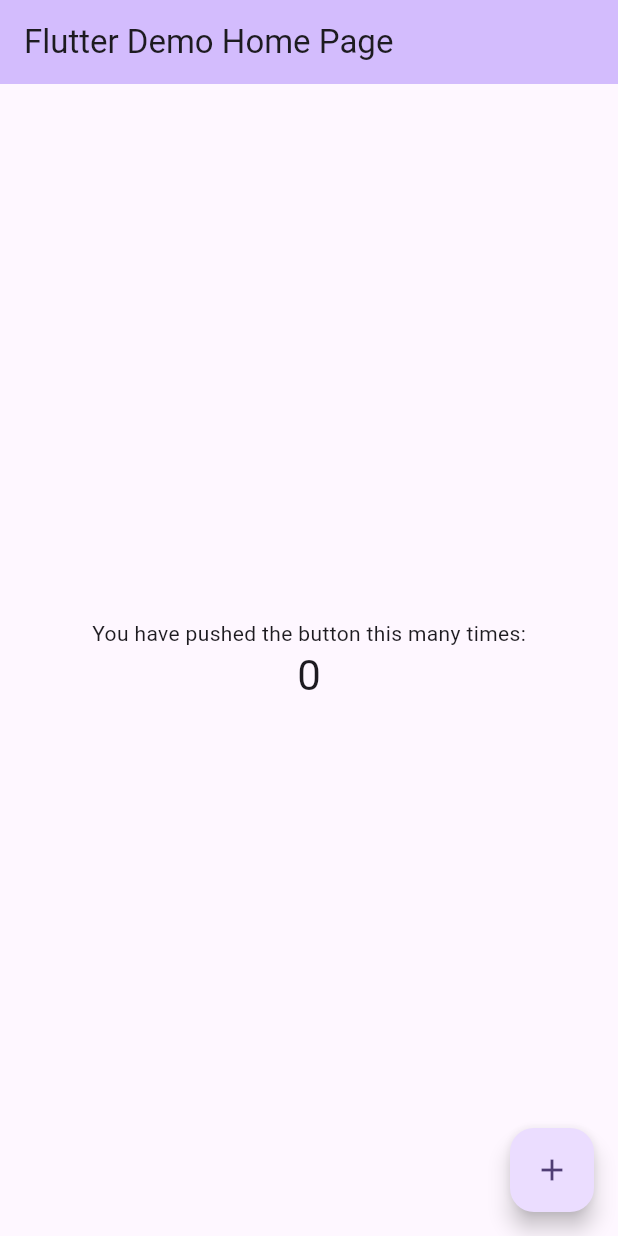
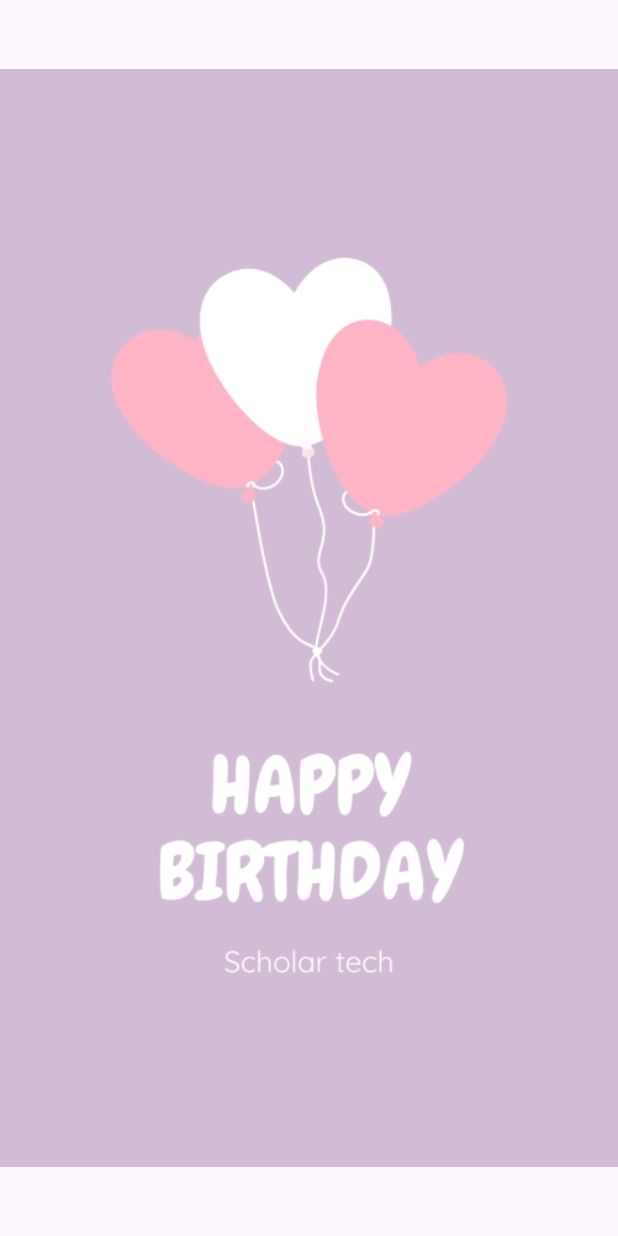
Before and after one commit to YoussefSalem582/birthday_card_app, a Flutter app: the screen it shows after launch, on a phone screen of 412 x 824 dp. Run offline on Flutter 3.47's test engine with Material 3 defaults, Android fonts, the phone set to English and light mode, and no system bars.

Commit message:
Refactor main application to display a birthday card image and remove unused code

```diff
--- a/lib/main.dart
+++ b/lib/main.dart
@@ -1,122 +1,19 @@
 import 'package:flutter/material.dart';
 
 void main() {
-  runApp(const MyApp());
+  runApp(BirthdayCard());
 }
 
-class MyApp extends StatelessWidget {
-  const MyApp({super.key});
-
-  // This widget is the root of your application.
+class BirthdayCard extends StatelessWidget {
   @override
   Widget build(BuildContext context) {
     return MaterialApp(
-      title: 'Flutter Demo',
-      theme: ThemeData(
-        // This is the theme of your application.
-        //
-        // TRY THIS: Try running your application with "flutter run". You'll see
-        // the application has a purple toolbar. Then, without quitting the app,
-        // try changing the seedColor in the colorScheme below to Colors.green
-        // and then invoke "hot reload" (save your changes or press the "hot
-        // reload" button in a Flutter-supported IDE, or press "r" if you used
-        // the command line to start the app).
-        //
-        // Notice that the counter didn't reset back to zero; the application
-        // state is not lost during the reload. To reset the state, use hot
-        // restart instead.
-        //
-        // This works for code too, not just values: Most code changes can be
-        // tested with just a hot reload.
-        colorScheme: ColorScheme.fromSeed(seedColor: Colors.deepPurple),
+      debugShowCheckedModeBanner: false,
+      home: Scaffold(
+        body: Center(
+          child: Image.asset('assets/images/card.jpeg', fit: BoxFit.cover),
+        ),
       ),
-      home: const MyHomePage(title: 'Flutter Demo Home Page'),
     );
   }
 }
-
-class MyHomePage extends StatefulWidget {
-  const MyHomePage({super.key, required this.title});
-
-  // This widget is the home page of your application. It is stateful, meaning
-  // that it has a State object (defined below) that contains fields that affect
-  // how it looks.
-
-  // This class is the configuration for the state. It holds the values (in this
-  // case the title) provided by the parent (in this case the App widget) and
-  // used by the build method of the State. Fields in a Widget subclass are
-  // always marked "final".
-
-  final String title;
-
-  @override
-  State<MyHomePage> createState() => _MyHomePageState();
-}
-
-class _MyHomePageState extends State<MyHomePage> {
-  int _counter = 0;
-
-  void _incrementCounter() {
-    setState(() {
-      // This call to setState tells the Flutter framework that something has
-      // changed in this State, which causes it to rerun the build method below
-      // so that the display can reflect the updated values. If we changed
-      // _counter without calling setState(), then the build method would not be
-      // called again, and so nothing would appear to happen.
-      _counter++;
-    });
-  }
-
-  @override
-  Widget build(BuildContext context) {
-    // This method is rerun every time setState is called, for instance as done
-    // by the _incrementCounter method above.
-    //
-    // The Flutter framework has been optimized to make rerunning build methods
-    // fast, so that you can just rebuild anything that needs updating rather
-    // than having to individually change instances of widgets.
-    return Scaffold(
-      appBar: AppBar(
-        // TRY THIS: Try changing the color here to a specific color (to
-        // Colors.amber, perhaps?) and trigger a hot reload to see the AppBar
-        // change color while the other colors stay the same.
-        backgroundColor: Theme.of(context).colorScheme.inversePrimary,
-        // Here we take the value from the MyHomePage object that was created by
-        // the App.build method, and use it to set our appbar title.
-        title: Text(widget.title),
-      ),
-      body: Center(
-        // Center is a layout widget. It takes a single child and positions it
-        // in the middle of the parent.
-        child: Column(
-          // Column is also a layout widget. It takes a list of children and
-          // arranges them vertically. By default, it sizes itself to fit its
-          // children horizontally, and tries to be as tall as its parent.
-          //
-          // Column has various properties to control how it sizes itself and
-          // how it positions its children. Here we use mainAxisAlignment to
-          // center the children vertically; the main axis here is the vertical
-          // axis because Columns are vertical (the cross axis would be
-          // horizontal).
-          //
-          // TRY THIS: Invoke "debug painting" (choose the "Toggle Debug Paint"
-          // action in the IDE, or press "p" in the console), to see the
-          // wireframe for each widget.
-          mainAxisAlignment: MainAxisAlignment.center,
-          children: <Widget>[
-            const Text('You have pushed the button this many times:'),
-            Text(
-              '$_counter',
-              style: Theme.of(context).textTheme.headlineMedium,
-            ),
-          ],
-        ),
-      ),
-      floatingActionButton: FloatingActionButton(
-        onPressed: _incrementCounter,
-        tooltip: 'Increment',
-        child: const Icon(Icons.add),
-      ), // This trailing comma makes auto-formatting nicer for build methods.
-    );
-  }
-}
--- a/pubspec.yaml
+++ b/pubspec.yaml
@@ -58,8 +58,8 @@ flutter:
   uses-material-design: true
 
   # To add assets to your application, add an assets section, like this:
-  # assets:
-  #   - images/a_dot_burr.jpeg
+  assets:
+    - assets/images/
   #   - images/a_dot_ham.jpeg
 
   # An image asset can refer to one or more resolution-specific "variants", see
```
Also changed, not shown: 1 other file.
